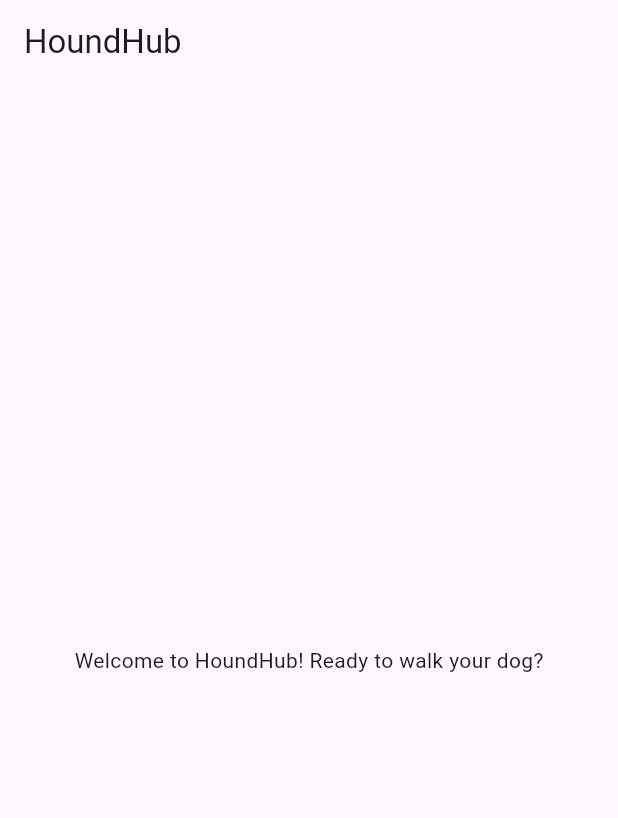
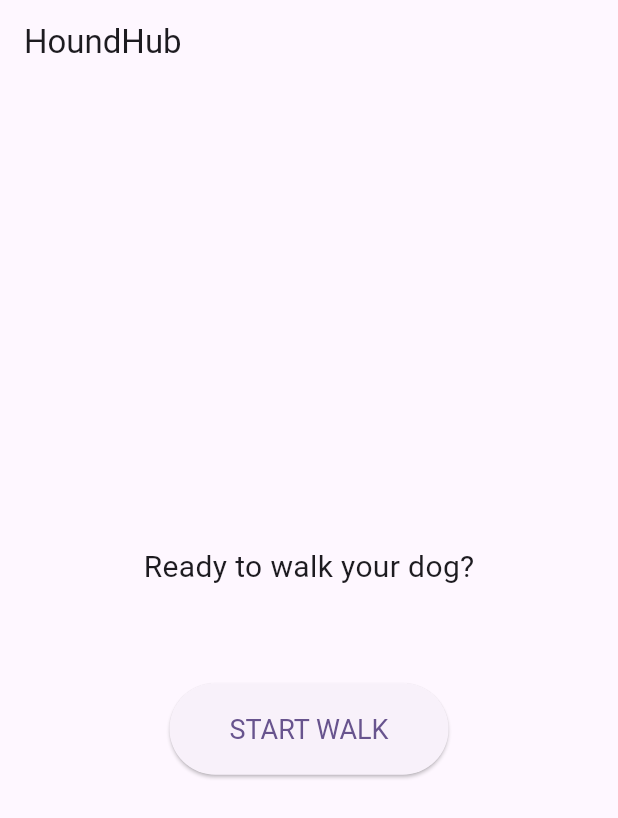
Before and after one commit to jjikarus/houndhub, a Flutter app: the screen it shows after launch, on a phone screen of 412 x 824 dp. Shown: the top 818 px of the screen. Run offline on Flutter 3.47's test engine with Material 3 defaults, Android fonts, the light colour scheme and no system bars; our stand-ins replace location, supabase_flutter; accounts and stored records are empty.

Commit message:
Added walk tracking with duration timer and location permissions

```diff
--- a/lib/main.dart
+++ b/lib/main.dart
@@ -1,11 +1,12 @@
 import 'screens/home_screen.dart';
 import 'services/supabase_service.dart';
+import 'services/walk_service.dart';
 import 'package:flutter/material.dart';
+import 'package:provider/provider.dart';
 
 void main() async {
   WidgetsFlutterBinding.ensureInitialized();
 
-  // Initialize Supabase
   await SupabaseService.initialize();
 
   runApp(const MyApp());
@@ -16,13 +17,18 @@ class MyApp extends StatelessWidget {
 
   @override
   Widget build(BuildContext context) {
-    return MaterialApp(
-      title: 'HoundHub',
-      theme: ThemeData(
-        colorScheme: ColorScheme.fromSeed(seedColor: Colors.deepPurple),
-        useMaterial3: true,
+    return MultiProvider(
+      providers: [
+        Provider(create: (context) => WalkService()),
+      ],
+      child: MaterialApp(
+        title: 'HoundHub',
+        theme: ThemeData(
+          colorScheme: ColorScheme.fromSeed(seedColor: Colors.deepPurple),
+          useMaterial3: true,
+        ),
+        home: const HomeScreen(),
       ),
-      home: const HomeScreen(),
     );
   }
 }
--- a/lib/screens/home_screen.dart
+++ b/lib/screens/home_screen.dart
@@ -1,4 +1,6 @@
 import 'package:flutter/material.dart';
+import 'package:provider/provider.dart';
+import '../services/walk_service.dart';
 
 class HomeScreen extends StatelessWidget {
   const HomeScreen({super.key});
@@ -9,8 +11,44 @@ class HomeScreen extends StatelessWidget {
       appBar: AppBar(
         title: const Text('HoundHub'),
       ),
-      body: const Center(
-        child: Text('Welcome to HoundHub! Ready to walk your dog?'),
+      body: Center(
+        child: Consumer<WalkService>(
+          builder: (context, walkService, child) {
+            return Column(
+              mainAxisAlignment: MainAxisAlignment.center,
+              children: [
+                Text(
+                  walkService.isTracking
+                    ? 'Walk in progress...'
+                    : 'Ready to walk your dog?',
+                  style: const TextStyle(fontSize: 20),
+                ),
+                const SizedBox(height: 10),
+                Text(
+                  walkService.isTracking
+                    ? 'Duration: ${walkService.formattedDuration}'
+                    : '',
+                  style: const TextStyle(fontSize: 16, color: Colors.grey),
+                ),
+                const SizedBox(height: 30),
+                ElevatedButton(
+                  onPressed: () async {
+                    if (walkService.isTracking) {
+                      await walkService.endWalk();
+                    } else {
+                      await walkService.startWalk();
+                    }
+                  },
+                  style: ElevatedButton.styleFrom(
+                    padding: const EdgeInsets.symmetric(horizontal: 40, vertical: 20),
+                    textStyle: const TextStyle(fontSize: 18),
+                  ),
+                  child: Text(walkService.isTracking ? 'END WALK' : 'START WALK'),
+                ),
+              ],
+            );
+          },
+        ),
       ),
     );
   }
--- a/pubspec.yaml
+++ b/pubspec.yaml
@@ -13,7 +13,7 @@ dependencies:
   cupertino_icons: ^1.0.8
   provider: ^6.0.0
   supabase_flutter: ^2.0.0
-
+  location: ^5.0.0
 dev_dependencies:
   flutter_test:
     sdk: flutter
```
Also changed, not shown: lib/services/walk_service.dart (added, +57 -0 lines), pubspec.lock, 1 other file.
